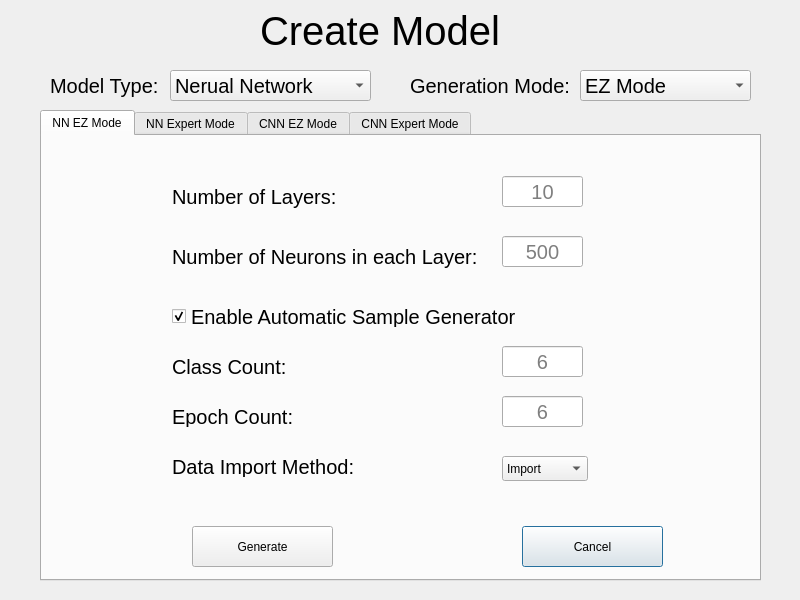
This is create_mode.ui in 294486709/Auto-Machine-Learining-Model-Generator_QT as Qt 5 draws it before an edit. The edited form follows.
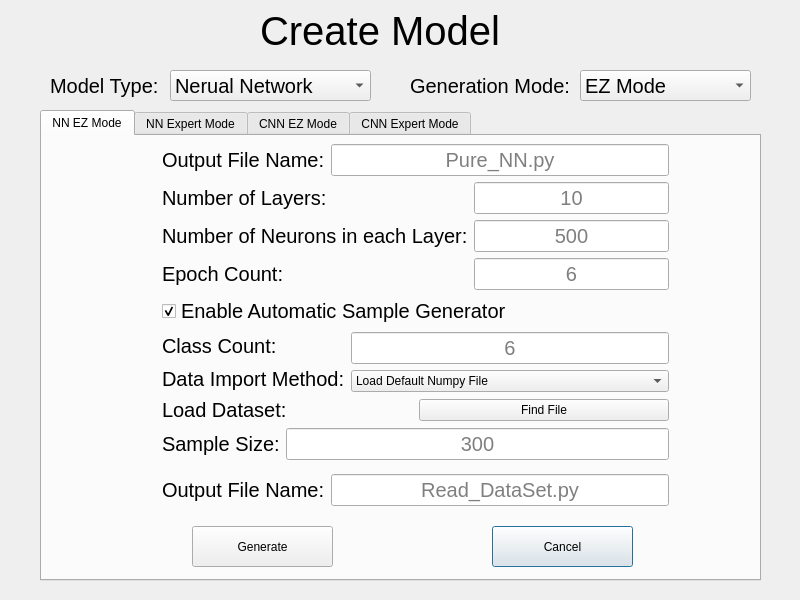
This is the edited form.

Diff of the .ui file:
```diff
--- a/create_mode.ui
+++ b/create_mode.ui
@@ -154,186 +154,10 @@
     <attribute name="title">
      <string>NN EZ Mode</string>
     </attribute>
-    <widget class="QLabel" name="label_6">
-     <property name="geometry">
-      <rect>
-       <x>130</x>
-       <y>220</y>
-       <width>121</width>
-       <height>21</height>
-      </rect>
-     </property>
-     <property name="font">
-      <font>
-       <pointsize>15</pointsize>
-      </font>
-     </property>
-     <property name="text">
-      <string>Class Count:</string>
-     </property>
-    </widget>
-    <widget class="QCheckBox" name="checkBox">
-     <property name="geometry">
-      <rect>
-       <x>130</x>
-       <y>170</y>
-       <width>401</width>
-       <height>21</height>
-      </rect>
-     </property>
-     <property name="font">
-      <font>
-       <pointsize>15</pointsize>
-      </font>
-     </property>
-     <property name="text">
-      <string>Enable Automatic Sample Generator</string>
-     </property>
-     <property name="checked">
-      <bool>true</bool>
-     </property>
-    </widget>
-    <widget class="QLabel" name="label_8">
-     <property name="geometry">
-      <rect>
-       <x>130</x>
-       <y>320</y>
-       <width>221</width>
-       <height>21</height>
-      </rect>
-     </property>
-     <property name="font">
-      <font>
-       <pointsize>15</pointsize>
-      </font>
-     </property>
-     <property name="text">
-      <string>Data Import Method:</string>
-     </property>
-    </widget>
-    <widget class="QComboBox" name="comboBox_3">
-     <property name="geometry">
-      <rect>
-       <x>460</x>
-       <y>320</y>
-       <width>86</width>
-       <height>25</height>
-      </rect>
-     </property>
-     <item>
-      <property name="text">
-       <string>Import</string>
-      </property>
-     </item>
-     <item>
-      <property name="text">
-       <string>Load</string>
-      </property>
-     </item>
-    </widget>
-    <widget class="QLabel" name="label_7">
-     <property name="geometry">
-      <rect>
-       <x>130</x>
-       <y>270</y>
-       <width>161</width>
-       <height>21</height>
-      </rect>
-     </property>
-     <property name="font">
-      <font>
-       <pointsize>15</pointsize>
-      </font>
-     </property>
-     <property name="text">
-      <string>Epoch Count:</string>
-     </property>
-    </widget>
-    <widget class="QLineEdit" name="NUM_LAYER">
-     <property name="geometry">
-      <rect>
-       <x>460</x>
-       <y>40</y>
-       <width>81</width>
-       <height>31</height>
-      </rect>
-     </property>
-     <property name="font">
-      <font>
-       <pointsize>15</pointsize>
-      </font>
-     </property>
-     <property name="alignment">
-      <set>Qt::AlignCenter</set>
-     </property>
-     <property name="placeholderText">
-      <string>10</string>
-     </property>
-    </widget>
-    <widget class="QLineEdit" name="CLASS_COUNT_2">
-     <property name="geometry">
-      <rect>
-       <x>460</x>
-       <y>260</y>
-       <width>81</width>
-       <height>31</height>
-      </rect>
-     </property>
-     <property name="font">
-      <font>
-       <pointsize>15</pointsize>
-      </font>
-     </property>
-     <property name="alignment">
-      <set>Qt::AlignCenter</set>
-     </property>
-     <property name="placeholderText">
-      <string>6</string>
-     </property>
-    </widget>
-    <widget class="QLabel" name="label_4">
-     <property name="geometry">
-      <rect>
-       <x>130</x>
-       <y>40</y>
-       <width>191</width>
-       <height>41</height>
-      </rect>
-     </property>
-     <property name="font">
-      <font>
-       <pointsize>15</pointsize>
-      </font>
-     </property>
-     <property name="text">
-      <string>Number of Layers:</string>
-     </property>
-    </widget>
-    <widget class="QLineEdit" name="CLASS_COUNT">
-     <property name="geometry">
-      <rect>
-       <x>460</x>
-       <y>210</y>
-       <width>81</width>
-       <height>31</height>
-      </rect>
-     </property>
-     <property name="font">
-      <font>
-       <pointsize>15</pointsize>
-      </font>
-     </property>
-     <property name="alignment">
-      <set>Qt::AlignCenter</set>
-     </property>
-     <property name="placeholderText">
-      <string>6</string>
-     </property>
-    </widget>
     <widget class="QPushButton" name="pushButton_2">
      <property name="geometry">
       <rect>
-       <x>480</x>
+       <x>450</x>
        <y>390</y>
        <width>141</width>
        <height>41</height>
@@ -356,44 +180,337 @@
       <string>Generate</string>
      </property>
     </widget>
-    <widget class="QLineEdit" name="NUM_NEU">
+    <widget class="QWidget" name="">
      <property name="geometry">
       <rect>
-       <x>460</x>
-       <y>100</y>
-       <width>81</width>
-       <height>31</height>
+       <x>120</x>
+       <y>0</y>
+       <width>507</width>
+       <height>378</height>
       </rect>
      </property>
-     <property name="font">
-      <font>
-       <pointsize>15</pointsize>
-      </font>
-     </property>
-     <property name="alignment">
-      <set>Qt::AlignCenter</set>
-     </property>
-     <property name="placeholderText">
-      <string>500</string>
-     </property>
-    </widget>
-    <widget class="QLabel" name="label_5">
-     <property name="geometry">
-      <rect>
-       <x>130</x>
-       <y>100</y>
-       <width>311</width>
-       <height>41</height>
-      </rect>
-     </property>
-     <property name="font">
-      <font>
-       <pointsize>15</pointsize>
-      </font>
-     </property>
-     <property name="text">
-      <string>Number of Neurons in each Layer:</string>
-     </property>
+     <layout class="QVBoxLayout" name="verticalLayout_6">
+      <item>
+       <layout class="QVBoxLayout" name="verticalLayout_5">
+        <item>
+         <layout class="QHBoxLayout" name="horizontalLayout_6">
+          <item>
+           <widget class="QLabel" name="label_16">
+            <property name="font">
+             <font>
+              <pointsize>15</pointsize>
+             </font>
+            </property>
+            <property name="text">
+             <string>Output File Name:</string>
+            </property>
+           </widget>
+          </item>
+          <item>
+           <widget class="QLineEdit" name="File_Name">
+            <property name="font">
+             <font>
+              <pointsize>15</pointsize>
+             </font>
+            </property>
+            <property name="text">
+             <string/>
+            </property>
+            <property name="alignment">
+             <set>Qt::AlignCenter</set>
+            </property>
+            <property name="placeholderText">
+             <string>Pure_NN.py</string>
+            </property>
+           </widget>
+          </item>
+         </layout>
+        </item>
+        <item>
+         <layout class="QVBoxLayout" name="verticalLayout_4">
+          <item>
+           <layout class="QVBoxLayout" name="verticalLayout_13">
+            <item>
+             <layout class="QVBoxLayout" name="verticalLayout_12">
+              <item>
+               <layout class="QVBoxLayout" name="verticalLayout_9">
+                <item>
+                 <layout class="QHBoxLayout" name="horizontalLayout_3">
+                  <item>
+                   <layout class="QVBoxLayout" name="verticalLayout_7">
+                    <item>
+                     <widget class="QLabel" name="label_4">
+                      <property name="font">
+                       <font>
+                        <pointsize>15</pointsize>
+                       </font>
+                      </property>
+                      <property name="text">
+                       <string>Number of Layers:</string>
+                      </property>
+                     </widget>
+                    </item>
+                    <item>
+                     <widget class="QLabel" name="label_5">
+                      <property name="font">
+                       <font>
+                        <pointsize>15</pointsize>
+                       </font>
+                      </property>
+                      <property name="text">
+                       <string>Number of Neurons in each Layer:</string>
+                      </property>
+                     </widget>
+                    </item>
+                    <item>
+                     <widget class="QLabel" name="label_7">
+                      <property name="font">
+                       <font>
+                        <pointsize>15</pointsize>
+                       </font>
+                      </property>
+                      <property name="text">
+                       <string>Epoch Count:</string>
+                      </property>
+                     </widget>
+                    </item>
+                   </layout>
+                  </item>
+                  <item>
+                   <layout class="QVBoxLayout" name="verticalLayout_8">
+                    <item>
+                     <widget class="QLineEdit" name="NUM_LAYER">
+                      <property name="font">
+                       <font>
+                        <pointsize>15</pointsize>
+                       </font>
+                      </property>
+                      <property name="alignment">
+                       <set>Qt::AlignCenter</set>
+                      </property>
+                      <property name="placeholderText">
+                       <string>10</string>
+                      </property>
+                     </widget>
+                    </item>
+                    <item>
+                     <widget class="QLineEdit" name="NUM_NEU">
+                      <property name="font">
+                       <font>
+                        <pointsize>15</pointsize>
+                       </font>
+                      </property>
+                      <property name="alignment">
+                       <set>Qt::AlignCenter</set>
+                      </property>
+                      <property name="placeholderText">
+                       <string>500</string>
+                      </property>
+                     </widget>
+                    </item>
+                    <item>
+                     <widget class="QLineEdit" name="CLASS_COUNT_2">
+                      <property name="font">
+                       <font>
+                        <pointsize>15</pointsize>
+                       </font>
+                      </property>
+                      <property name="alignment">
+                       <set>Qt::AlignCenter</set>
+                      </property>
+                      <property name="placeholderText">
+                       <string>6</string>
+                      </property>
+                     </widget>
+                    </item>
+                   </layout>
+                  </item>
+                 </layout>
+                </item>
+                <item>
+                 <widget class="QCheckBox" name="checkBox">
+                  <property name="font">
+                   <font>
+                    <pointsize>15</pointsize>
+                   </font>
+                  </property>
+                  <property name="text">
+                   <string>Enable Automatic Sample Generator</string>
+                  </property>
+                  <property name="checked">
+                   <bool>true</bool>
+                  </property>
+                 </widget>
+                </item>
+               </layout>
+              </item>
+              <item>
+               <layout class="QHBoxLayout" name="horizontalLayout_4">
+                <item>
+                 <layout class="QVBoxLayout" name="verticalLayout_10">
+                  <item>
+                   <widget class="QLabel" name="label_6">
+                    <property name="font">
+                     <font>
+                      <pointsize>15</pointsize>
+                     </font>
+                    </property>
+                    <property name="text">
+                     <string>Class Count:</string>
+                    </property>
+                   </widget>
+                  </item>
+                  <item>
+                   <widget class="QLabel" name="label_8">
+                    <property name="font">
+                     <font>
+                      <pointsize>15</pointsize>
+                     </font>
+                    </property>
+                    <property name="text">
+                     <string>Data Import Method:</string>
+                    </property>
+                   </widget>
+                  </item>
+                 </layout>
+                </item>
+                <item>
+                 <layout class="QVBoxLayout" name="verticalLayout_11">
+                  <item>
+                   <widget class="QLineEdit" name="CLASS_COUNT">
+                    <property name="font">
+                     <font>
+                      <pointsize>15</pointsize>
+                     </font>
+                    </property>
+                    <property name="alignment">
+                     <set>Qt::AlignCenter</set>
+                    </property>
+                    <property name="placeholderText">
+                     <string>6</string>
+                    </property>
+                   </widget>
+                  </item>
+                  <item>
+                   <widget class="QComboBox" name="comboBox_3">
+                    <item>
+                     <property name="text">
+                      <string>Load Default Numpy File</string>
+                     </property>
+                    </item>
+                    <item>
+                     <property name="text">
+                      <string>Import From Folder</string>
+                     </property>
+                    </item>
+                    <item>
+                     <property name="text">
+                      <string>Import From File</string>
+                     </property>
+                    </item>
+                   </widget>
+                  </item>
+                 </layout>
+                </item>
+               </layout>
+              </item>
+             </layout>
+            </item>
+            <item>
+             <layout class="QHBoxLayout" name="horizontalLayout_5">
+              <item>
+               <widget class="QLabel" name="label_28">
+                <property name="font">
+                 <font>
+                  <pointsize>15</pointsize>
+                 </font>
+                </property>
+                <property name="text">
+                 <string>Load Dataset:</string>
+                </property>
+               </widget>
+              </item>
+              <item>
+               <widget class="QPushButton" name="find_file">
+                <property name="text">
+                 <string>Find File</string>
+                </property>
+               </widget>
+              </item>
+             </layout>
+            </item>
+           </layout>
+          </item>
+          <item>
+           <layout class="QHBoxLayout" name="horizontalLayout_2">
+            <item>
+             <widget class="QLabel" name="label_29">
+              <property name="font">
+               <font>
+                <pointsize>15</pointsize>
+               </font>
+              </property>
+              <property name="text">
+               <string>Sample Size:</string>
+              </property>
+             </widget>
+            </item>
+            <item>
+             <widget class="QLineEdit" name="CLASS_COUNT_5">
+              <property name="font">
+               <font>
+                <pointsize>15</pointsize>
+               </font>
+              </property>
+              <property name="alignment">
+               <set>Qt::AlignCenter</set>
+              </property>
+              <property name="placeholderText">
+               <string>300</string>
+              </property>
+             </widget>
+            </item>
+           </layout>
+          </item>
+         </layout>
+        </item>
+       </layout>
+      </item>
+      <item>
+       <layout class="QHBoxLayout" name="horizontalLayout_7">
+        <item>
+         <widget class="QLabel" name="label_17">
+          <property name="font">
+           <font>
+            <pointsize>15</pointsize>
+           </font>
+          </property>
+          <property name="text">
+           <string>Output File Name:</string>
+          </property>
+         </widget>
+        </item>
+        <item>
+         <widget class="QLineEdit" name="File_Name_2">
+          <property name="font">
+           <font>
+            <pointsize>15</pointsize>
+           </font>
+          </property>
+          <property name="text">
+           <string/>
+          </property>
+          <property name="alignment">
+           <set>Qt::AlignCenter</set>
+          </property>
+          <property name="placeholderText">
+           <string>Read_DataSet.py</string>
+          </property>
+         </widget>
+        </item>
+       </layout>
+      </item>
+     </layout>
     </widget>
    </widget>
    <widget class="QWidget" name="NN_EXP">
```
Left out of the diff: 190 changed lines with no effect on the pictures.
